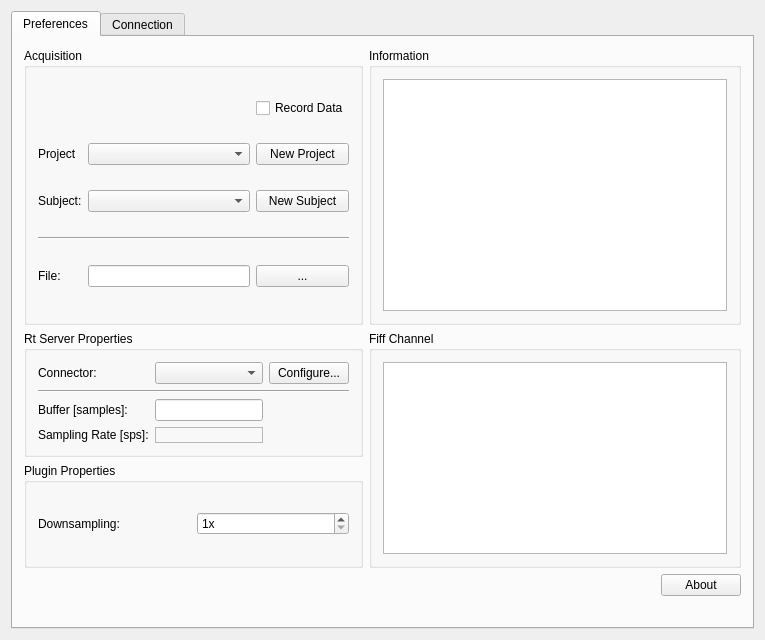
First picture: the form in applications/mne_x/plugins/fiffsimulator/FormFiles/fiffsimulatorsetup.ui, repository mne-tools/mne-cpp, before the edit.
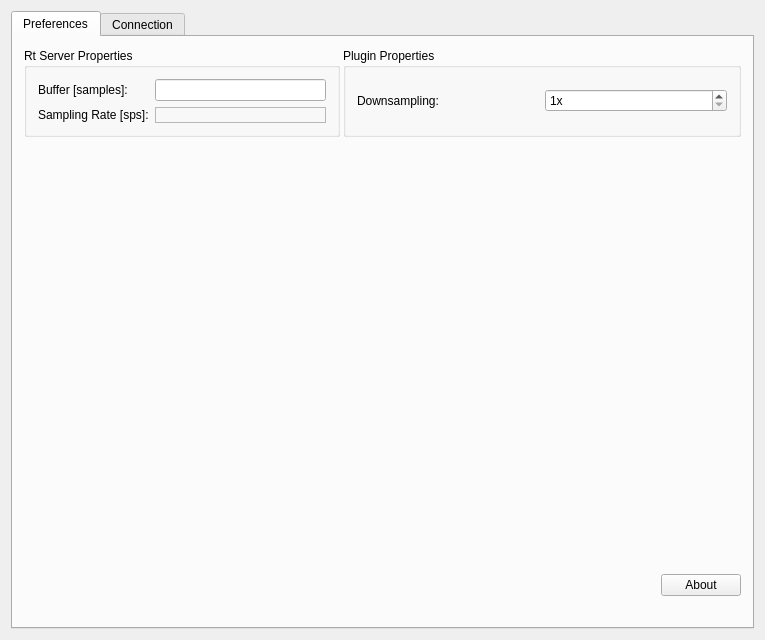
Second picture: the form after the edit.

Commit message: fiff simulator plugin

```diff
--- a/applications/mne_x/plugins/fiffsimulator/FormFiles/fiffsimulatorsetup.ui
+++ b/applications/mne_x/plugins/fiffsimulator/FormFiles/fiffsimulatorsetup.ui
@@ -26,14 +26,59 @@
       <layout class="QVBoxLayout" name="verticalLayout_2">
        <item>
         <layout class="QGridLayout" name="m_qGridLayout_main">
-         <item row="5" column="2">
-          <widget class="QPushButton" name="m_qPushButton_About">
-           <property name="text">
-            <string>About</string>
+         <property name="spacing">
+          <number>3</number>
+         </property>
+         <item row="0" column="0">
+          <widget class="QGroupBox" name="m_qGroupBox_MneRtClientProperties">
+           <property name="title">
+            <string>Rt Server Properties</string>
            </property>
+           <layout class="QGridLayout" name="gridLayout">
+            <item row="4" column="0">
+             <widget class="QLabel" name="m_qLabel_sps_description">
+              <property name="sizePolicy">
+               <sizepolicy hsizetype="Minimum" vsizetype="Minimum">
+                <horstretch>0</horstretch>
+                <verstretch>0</verstretch>
+               </sizepolicy>
+              </property>
+              <property name="layoutDirection">
+               <enum>Qt::LeftToRight</enum>
+              </property>
+              <property name="text">
+               <string>Sampling Rate [sps]:</string>
+              </property>
+             </widget>
+            </item>
+            <item row="4" column="1">
+             <widget class="QLabel" name="m_qLabel_sps">
+              <property name="frameShape">
+               <enum>QFrame::StyledPanel</enum>
+              </property>
+              <property name="text">
+               <string/>
+              </property>
+             </widget>
+            </item>
+            <item row="3" column="1">
+             <widget class="QLineEdit" name="m_qLineEdit_BufferSize">
+              <property name="text">
+               <string/>
+              </property>
+             </widget>
+            </item>
+            <item row="3" column="0">
+             <widget class="QLabel" name="m_qLabel_BufferSize">
+              <property name="text">
+               <string>Buffer [samples]:</string>
+              </property>
+             </widget>
+            </item>
+           </layout>
           </widget>
          </item>
-         <item row="5" column="1">
+         <item row="3" column="1">
           <spacer name="m_qHorizontalSpacer_About">
            <property name="orientation">
             <enum>Qt::Horizontal</enum>
@@ -46,7 +91,14 @@
            </property>
           </spacer>
          </item>
-         <item row="4" column="0">
+         <item row="3" column="2">
+          <widget class="QPushButton" name="m_qPushButton_About">
+           <property name="text">
+            <string>About</string>
+           </property>
+          </widget>
+         </item>
+         <item row="0" column="1" colspan="2">
           <widget class="QGroupBox" name="m_qGroupBox_PluginProperties">
            <property name="sizePolicy">
             <sizepolicy hsizetype="Minimum" vsizetype="Minimum">
@@ -67,13 +119,6 @@
             <bool>false</bool>
            </property>
            <layout class="QGridLayout" name="m_qGridLayout_Properties">
-            <item row="1" column="0">
-             <widget class="QLabel" name="m_qLabel_Downsampling">
-              <property name="text">
-               <string>Downsampling: </string>
-              </property>
-             </widget>
-            </item>
             <item row="1" column="1">
              <widget class="QSpinBox" name="m_qSpinBox_Downsampling">
               <property name="sizePolicy">
@@ -93,185 +138,28 @@
               </property>
              </widget>
             </item>
-           </layout>
-          </widget>
-         </item>
-         <item row="3" column="0">
-          <widget class="QGroupBox" name="m_qGroupBox_MneRtClientProperties">
-           <property name="title">
-            <string>Rt Server Properties</string>
-           </property>
-           <layout class="QGridLayout" name="gridLayout">
-            <item row="5" column="0">
-             <widget class="QLabel" name="m_qLabel_BufferSize">
+            <item row="1" column="0">
+             <widget class="QLabel" name="m_qLabel_Downsampling">
               <property name="text">
-               <string>Buffer [samples]:</string>
+               <string>Downsampling: </string>
               </property>
              </widget>
             </item>
-            <item row="0" column="1">
-             <widget class="QComboBox" name="m_qComboBox_Connector"/>
-            </item>
-            <item row="5" column="1">
-             <widget class="QLineEdit" name="m_qLineEdit_BufferSize">
-              <property name="text">
-               <string/>
-              </property>
-             </widget>
-            </item>
-            <item row="0" column="0">
-             <widget class="QLabel" name="m_qLabel_Connector">
-              <property name="text">
-               <string>Connector:</string>
-              </property>
-             </widget>
-            </item>
-            <item row="6" column="1">
-             <widget class="QLabel" name="m_qLabel_sps">
-              <property name="frameShape">
-               <enum>QFrame::StyledPanel</enum>
-              </property>
-              <property name="text">
-               <string/>
-              </property>
-             </widget>
-            </item>
-            <item row="6" column="0">
-             <widget class="QLabel" name="m_qLabel_sps_description">
-              <property name="sizePolicy">
-               <sizepolicy hsizetype="Minimum" vsizetype="Minimum">
-                <horstretch>0</horstretch>
-                <verstretch>0</verstretch>
-               </sizepolicy>
-              </property>
-              <property name="layoutDirection">
-               <enum>Qt::LeftToRight</enum>
-              </property>
-              <property name="text">
-               <string>Sampling Rate [sps]:</string>
-              </property>
-             </widget>
-            </item>
-            <item row="0" column="2">
-             <widget class="QPushButton" name="m_qPushButton_Configure">
-              <property name="text">
-               <string>Configure...</string>
-              </property>
-             </widget>
-            </item>
-            <item row="4" column="0" colspan="3">
-             <widget class="Line" name="line">
-              <property name="orientation">
-               <enum>Qt::Horizontal</enum>
-              </property>
-             </widget>
-            </item>
            </layout>
           </widget>
          </item>
-         <item row="0" column="0" rowspan="3">
-          <widget class="QGroupBox" name="m_qGroupBox_Acquisition">
-           <property name="title">
-            <string>Acquisition</string>
+         <item row="1" column="2">
+          <spacer name="m_qVerticalSpacer_Properties">
+           <property name="orientation">
+            <enum>Qt::Vertical</enum>
            </property>
-           <layout class="QGridLayout" name="gridLayout">
-            <item row="6" column="2">
-             <widget class="QPushButton" name="m_qPushButton_FiffRecordFile">
-              <property name="text">
-               <string>...</string>
-              </property>
-             </widget>
-            </item>
-            <item row="4" column="0" colspan="3">
-             <widget class="Line" name="line_2">
-              <property name="orientation">
-               <enum>Qt::Horizontal</enum>
-              </property>
-             </widget>
-            </item>
-            <item row="3" column="0">
-             <widget class="QLabel" name="m_qLabel_SubjectDescription">
-              <property name="text">
-               <string>Subject:</string>
-              </property>
-             </widget>
-            </item>
-            <item row="3" column="1">
-             <widget class="QComboBox" name="m_qComboBox_SubjectSelection"/>
-            </item>
-            <item row="3" column="2">
-             <widget class="QPushButton" name="m_qPushButton_NewSubject">
-              <property name="text">
-               <string>New Subject</string>
-              </property>
-             </widget>
-            </item>
-            <item row="2" column="2">
-             <widget class="QPushButton" name="m_qPushButton_NewProject">
-              <property name="text">
-               <string>New Project</string>
-              </property>
-             </widget>
-            </item>
-            <item row="6" column="0">
-             <widget class="QLabel" name="label">
-              <property name="text">
-               <string>File:</string>
-              </property>
-             </widget>
-            </item>
-            <item row="6" column="1">
-             <widget class="QLineEdit" name="m_qLineEdit_FiffRecordFile"/>
-            </item>
-            <item row="2" column="1">
-             <widget class="QComboBox" name="m_qComboBox_ProjectSelection"/>
-            </item>
-            <item row="2" column="0">
-             <widget class="QLabel" name="m_qLabel_ProjectDescription">
-              <property name="text">
-               <string>Project</string>
-              </property>
-             </widget>
-            </item>
-            <item row="0" column="2">
-             <widget class="QCheckBox" name="m_qCheckBox_RecordData">
-              <property name="text">
-               <string>Record Data</string>
-              </property>
-             </widget>
-            </item>
-           </layout>
-          </widget>
-         </item>
-         <item row="0" column="1" rowspan="3" colspan="2">
-          <widget class="QGroupBox" name="m_qGroupBox_Information">
-           <property name="minimumSize">
+           <property name="sizeHint" stdset="0">
             <size>
-             <width>0</width>
-             <height>0</height>
+             <width>20</width>
+             <height>40</height>
             </size>
            </property>
-           <property name="title">
-            <string>Information</string>
-           </property>
-           <layout class="QGridLayout" name="m_qGridLayout_Information">
-            <item row="0" column="0">
-             <widget class="QTextBrowser" name="m_qTextBrowser_Information"/>
-            </item>
-           </layout>
-          </widget>
-         </item>
-         <item row="3" column="1" rowspan="2" colspan="2">
-          <widget class="QGroupBox" name="m_qGroupBox_Channels">
-           <property name="title">
-            <string>Fiff Channel</string>
-           </property>
-           <layout class="QGridLayout" name="m_qGridLayout_Channel">
-            <item row="0" column="0">
-             <widget class="QColumnView" name="m_qColumnView_Channels"/>
-            </item>
-           </layout>
-          </widget>
+          </spacer>
          </item>
         </layout>
        </item>
```
The commit also changes 7 other files.
